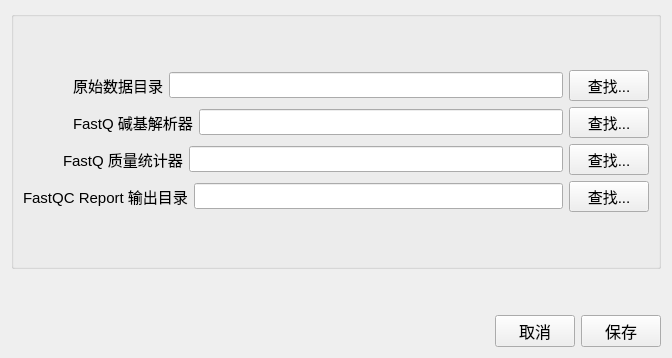
Before: the Qt Designer form gui/ui_design/setup_window.ui in yuanzheng/Metagenome, drawn with Qt 5.
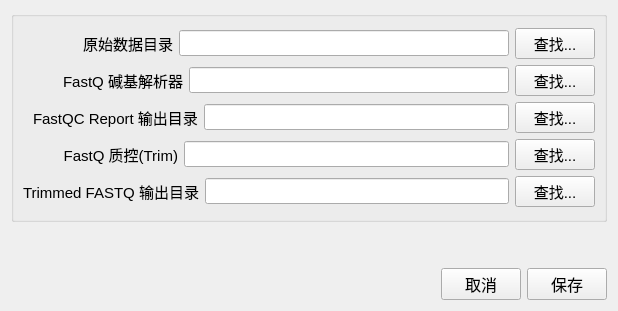
After: the same form once the commit is applied.

Commit message: Created and implemented trim tab features

Diff of the .ui file:
```diff
--- a/gui/ui_design/setup_window.ui
+++ b/gui/ui_design/setup_window.ui
@@ -6,8 +6,8 @@
    <rect>
     <x>0</x>
     <y>0</y>
-    <width>672</width>
-    <height>358</height>
+    <width>618</width>
+    <height>311</height>
    </rect>
   </property>
   <property name="font">
@@ -32,9 +32,9 @@
      </property>
      <layout class="QGridLayout" name="gridLayout_4">
       <item row="0" column="0">
-       <layout class="QVBoxLayout" name="verticalLayout">
+       <layout class="QVBoxLayout" name="verticalLayout" stretch="1,1,1,1,1">
         <item>
-         <layout class="QHBoxLayout" name="horizontalLayout" stretch="0,0,0,0">
+         <layout class="QHBoxLayout" name="horizontalLayout" stretch="0,1,5,0">
           <property name="spacing">
            <number>-1</number>
           </property>
@@ -46,12 +46,9 @@
             <property name="orientation">
              <enum>Qt::Orientation::Horizontal</enum>
             </property>
-            <property name="sizeType">
-             <enum>QSizePolicy::Policy::Fixed</enum>
-            </property>
             <property name="sizeHint" stdset="0">
              <size>
-              <width>50</width>
+              <width>60</width>
               <height>20</height>
              </size>
             </property>
@@ -67,6 +64,9 @@
             <property name="text">
              <string>原始数据目录</string>
             </property>
+            <property name="alignment">
+             <set>Qt::AlignmentFlag::AlignRight|Qt::AlignmentFlag::AlignTrailing|Qt::AlignmentFlag::AlignVCenter</set>
+            </property>
            </widget>
           </item>
           <item>
@@ -105,18 +105,15 @@
          </layout>
         </item>
         <item>
-         <layout class="QHBoxLayout" name="horizontalLayout_2">
+         <layout class="QHBoxLayout" name="horizontalLayout_2" stretch="0,1,5,0">
           <item>
            <spacer name="horizontalSpacer_3">
             <property name="orientation">
              <enum>Qt::Orientation::Horizontal</enum>
             </property>
-            <property name="sizeType">
-             <enum>QSizePolicy::Policy::Fixed</enum>
-            </property>
             <property name="sizeHint" stdset="0">
              <size>
-              <width>50</width>
+              <width>40</width>
               <height>20</height>
              </size>
             </property>
@@ -132,6 +129,9 @@
             <property name="text">
              <string>FastQ 碱基解析器</string>
             </property>
+            <property name="alignment">
+             <set>Qt::AlignmentFlag::AlignRight|Qt::AlignmentFlag::AlignTrailing|Qt::AlignmentFlag::AlignVCenter</set>
+            </property>
            </widget>
           </item>
           <item>
@@ -158,60 +158,20 @@
          </layout>
         </item>
         <item>
-         <layout class="QHBoxLayout" name="horizontalLayout_5">
+         <layout class="QHBoxLayout" name="horizontalLayout_4" stretch="0,1,5,0">
           <item>
-           <spacer name="horizontalSpacer_4">
+           <spacer name="horizontalSpacer_5">
             <property name="orientation">
              <enum>Qt::Orientation::Horizontal</enum>
             </property>
-            <property name="sizeType">
-             <enum>QSizePolicy::Policy::Fixed</enum>
-            </property>
             <property name="sizeHint" stdset="0">
              <size>
-              <width>40</width>
+              <width>10</width>
               <height>20</height>
              </size>
             </property>
            </spacer>
           </item>
-          <item>
-           <widget class="QLabel" name="label_4">
-            <property name="font">
-             <font>
-              <pointsize>11</pointsize>
-             </font>
-            </property>
-            <property name="text">
-             <string>FastQ 质量统计器</string>
-            </property>
-           </widget>
-          </item>
-          <item>
-           <widget class="QLineEdit" name="lineEdit_fastqQualityStats">
-            <property name="font">
-             <font>
-              <pointsize>11</pointsize>
-             </font>
-            </property>
-           </widget>
-          </item>
-          <item>
-           <widget class="QPushButton" name="pushButton_fastqQualityStats">
-            <property name="font">
-             <font>
-              <pointsize>11</pointsize>
-             </font>
-            </property>
-            <property name="text">
-             <string>查找...</string>
-            </property>
-           </widget>
-          </item>
-         </layout>
-        </item>
-        <item>
-         <layout class="QHBoxLayout" name="horizontalLayout_4">
           <item>
            <widget class="QLabel" name="label_3">
             <property name="font">
@@ -263,6 +223,115 @@
           </item>
          </layout>
         </item>
+        <item>
+         <layout class="QHBoxLayout" name="horizontalLayout_5" stretch="0,1,5,0">
+          <item>
+           <spacer name="horizontalSpacer_4">
+            <property name="orientation">
+             <enum>Qt::Orientation::Horizontal</enum>
+            </property>
+            <property name="sizeHint" stdset="0">
+             <size>
+              <width>40</width>
+              <height>20</height>
+             </size>
+            </property>
+           </spacer>
+          </item>
+          <item>
+           <widget class="QLabel" name="label_4">
+            <property name="font">
+             <font>
+              <pointsize>11</pointsize>
+             </font>
+            </property>
+            <property name="text">
+             <string>FastQ 质控(Trim)</string>
+            </property>
+            <property name="alignment">
+             <set>Qt::AlignmentFlag::AlignRight|Qt::AlignmentFlag::AlignTrailing|Qt::AlignmentFlag::AlignVCenter</set>
+            </property>
+           </widget>
+          </item>
+          <item>
+           <widget class="QLineEdit" name="lineEdit_fastqQualityStats">
+            <property name="font">
+             <font>
+              <pointsize>11</pointsize>
+             </font>
+            </property>
+           </widget>
+          </item>
+          <item>
+           <widget class="QPushButton" name="pushButton_fastqQualityStats">
+            <property name="font">
+             <font>
+              <pointsize>11</pointsize>
+             </font>
+            </property>
+            <property name="text">
+             <string>查找...</string>
+            </property>
+           </widget>
+          </item>
+         </layout>
+        </item>
+        <item>
+         <layout class="QHBoxLayout" name="horizontalLayout_6">
+          <item>
+           <widget class="QLabel" name="label_5">
+            <property name="font">
+             <font>
+              <pointsize>11</pointsize>
+             </font>
+            </property>
+            <property name="text">
+             <string>Trimmed FASTQ 输出目录</string>
+            </property>
+            <property name="alignment">
+             <set>Qt::AlignmentFlag::AlignRight|Qt::AlignmentFlag::AlignTrailing|Qt::AlignmentFlag::AlignVCenter</set>
+            </property>
+           </widget>
+          </item>
+          <item>
+           <widget class="QLineEdit" name="lineEdit_trimmed_fastq_directory">
+            <property name="sizePolicy">
+             <sizepolicy hsizetype="Expanding" vsizetype="Fixed">
+              <horstretch>0</horstretch>
+              <verstretch>0</verstretch>
+             </sizepolicy>
+            </property>
+            <property name="sizeIncrement">
+             <size>
+              <width>0</width>
+              <height>0</height>
+             </size>
+            </property>
+            <property name="font">
+             <font>
+              <pointsize>11</pointsize>
+              <bold>false</bold>
+             </font>
+            </property>
+            <property name="layoutDirection">
+             <enum>Qt::LayoutDirection::LeftToRight</enum>
+            </property>
+           </widget>
+          </item>
+          <item>
+           <widget class="QPushButton" name="pushButton_search_trimmed_files">
+            <property name="font">
+             <font>
+              <pointsize>11</pointsize>
+             </font>
+            </property>
+            <property name="text">
+             <string>查找...</string>
+            </property>
+           </widget>
+          </item>
+         </layout>
+        </item>
        </layout>
       </item>
      </layout>
```
Left out of the diff: 40 changed lines with no effect on the pictures. The commit also changes 7 other files.
